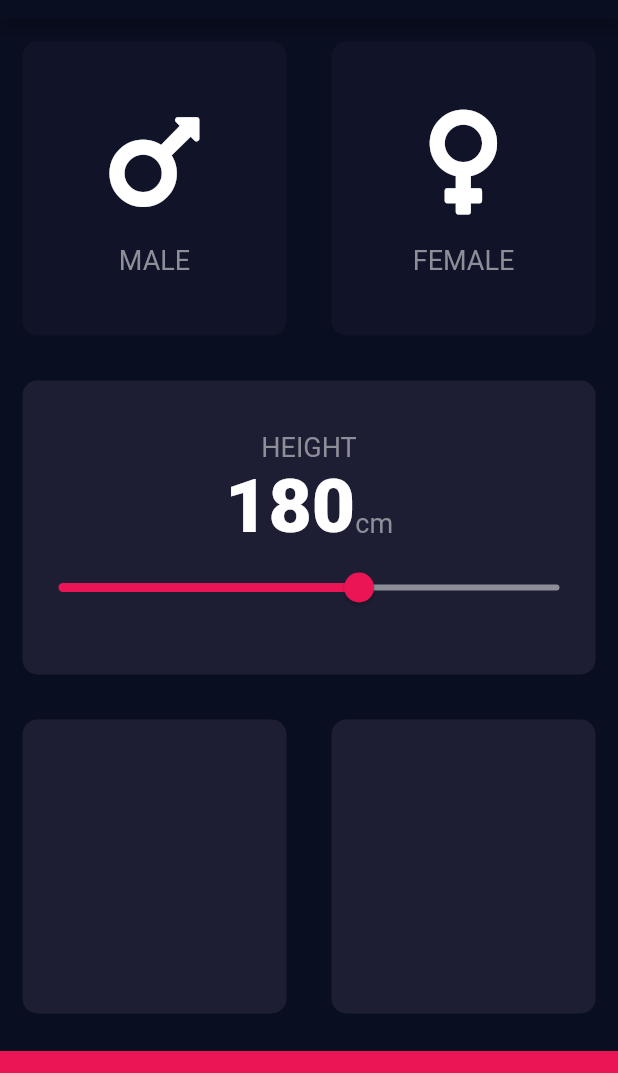
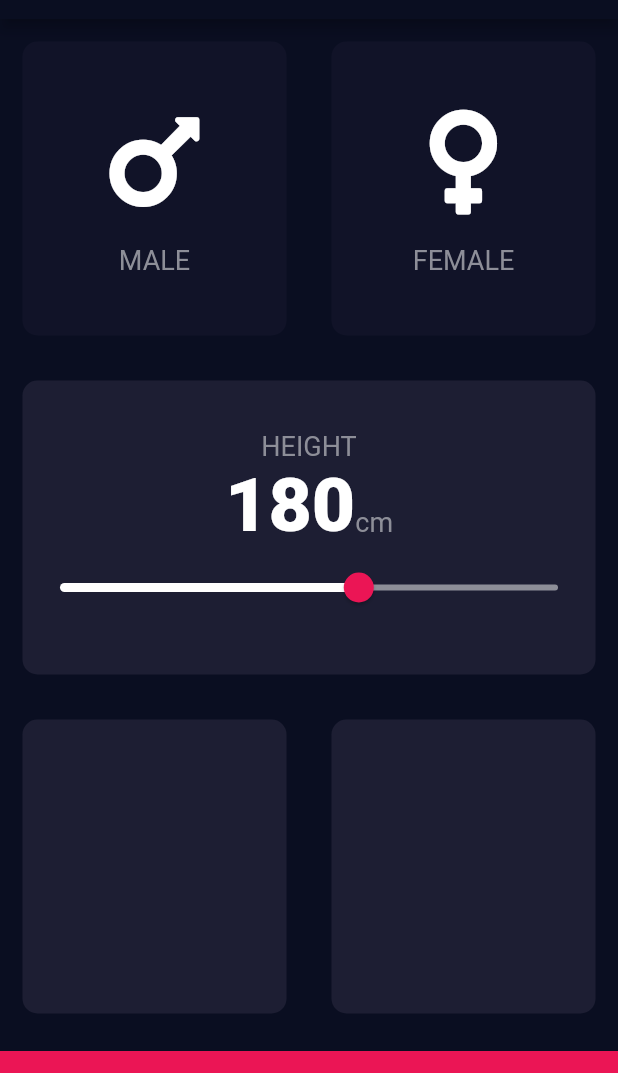
Before and after one commit to Shree-hari/bmi_app, a Flutter app: the screen it shows after launch, on a phone screen of 412 x 824 dp, the part 65-1138 px from its top. Run offline on Flutter 3.47's test engine with Material 2 defaults, Android fonts, the phone set to English and light mode, and no system bars; our stand-ins replace font_awesome_flutter.

Commit message:
customised slider

```diff
--- a/lib/input_page.dart
+++ b/lib/input_page.dart
@@ -110,17 +110,25 @@ class _InputPageState extends State<InputPage> {
                       style: kLabelTextStyle,
                     ),
                   ],),
-                  Slider(
+                  SliderTheme(
+                    data: SliderTheme.of(context).copyWith(
+                      activeTrackColor: Colors.white,
+                      thumbColor: Color(0xFFEB1555),
+                      inactiveTrackColor: Color(0xFF8D8E98),
+                      overlayColor: Color(0x29EB1555),
+                      thumbShape: RoundSliderThumbShape(enabledThumbRadius: 10.0),
+                      overlayShape: RoundSliderOverlayShape(overlayRadius: 25.0),
+                    ),
+                    child: Slider(
                       value: height.toDouble(),
                       min: 120.0,
                       max: 220.0,
-                    activeColor: Color(0xFFEB1555),
-                    inactiveColor: Color(0xFF8D8E98),
                       onChanged: (double newValue){
                         setState(() {
                           height = newValue.round();
                         });
                       },
+                    ),
                   ),
                 ],
               ),
```
Lines whose indentation alone changed are shown as unchanged.
